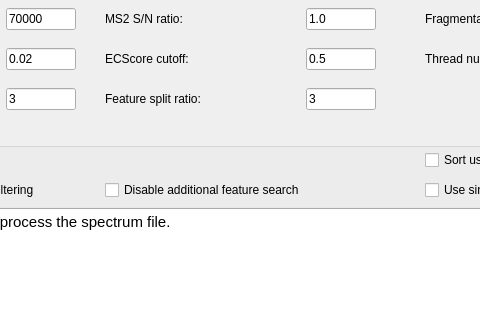
toppic-suite/toppic-suite, file src/gui/topfd/topfddialog.ui: the form before one commit; both pictures show x 195 to 675 and y 202 to 522 of the 965 by 630 pixel window.
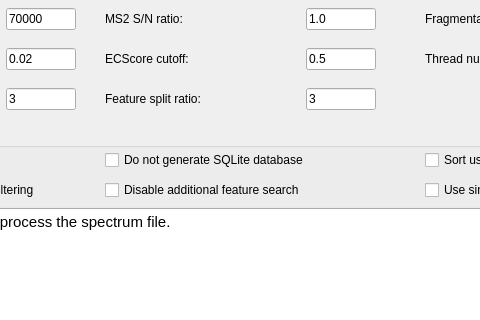
The form after the commit. Icons and pictures are not drawn.

Commit message:
Add a "Do not generate SQLite database" option to topfd_gui
Claude-Session: https://claude.ai/code/session_018NcRKp4WjDTE2yhTHEdfth

```diff
--- a/src/gui/topfd/topfddialog.ui
+++ b/src/gui/topfd/topfddialog.ui
@@ -724,6 +724,34 @@
       </item>
      </layout>
     </widget>
+    <widget class="QWidget" name="horizontalLayoutWidget_20">
+     <property name="geometry">
+      <rect>
+       <x>270</x>
+       <y>20</y>
+       <width>270</width>
+       <height>25</height>
+      </rect>
+     </property>
+     <layout class="QHBoxLayout" name="horizontalLayout_20">
+      <item>
+       <widget class="QCheckBox" name="noSqlCheckBox">
+        <property name="acceptDrops">
+         <bool>false</bool>
+        </property>
+        <property name="text">
+         <string>Do not generate SQLite database</string>
+        </property>
+        <property name="checkable">
+         <bool>true</bool>
+        </property>
+        <property name="checked">
+         <bool>false</bool>
+        </property>
+       </widget>
+      </item>
+     </layout>
+    </widget>
     <widget class="QWidget" name="horizontalLayoutWidget_17">
      <property name="geometry">
       <rect>
```
The commit also changes 2 other files.
